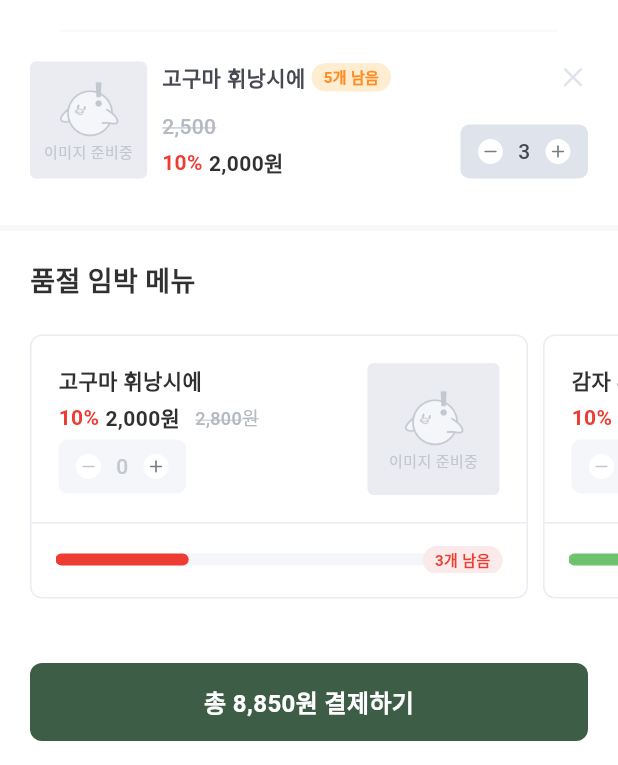
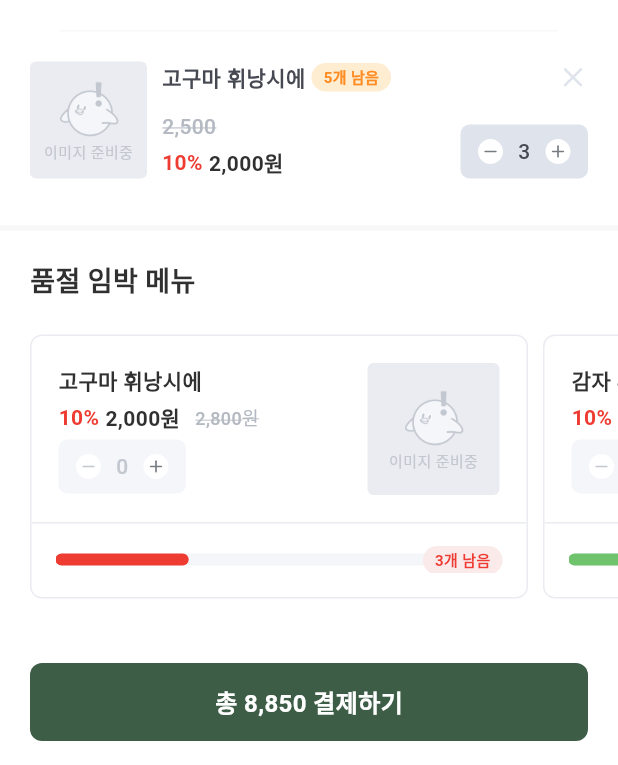
Before and after one commit to money-poly/kwangsang, a Flutter app: the PurchaseCheckView screen opened directly, on a phone screen of 412 x 824 dp, the part 471-1236 px from its top. Run offline on Flutter 3.47's test engine with Material 3 defaults, Android fonts, the phone set to English and light mode, and no system bars; our stand-ins replace carousel_slider, convert, equatable, flutter_dotenv, flutter_native_splash, flutter_svg and 6 more; missing offline and left inert: amplitude_flutter, cp949_codec, flutter_inappwebview; accounts and stored records are empty; Roboto replaces fonts that are missing (Pretendard); statements that could not run were skipped.

Commit message:
refector(extension): NumberFormat 리펙토링
기존 하드코딩된 NumberFormat 및 commaNumberFormatter 를 PriceParse extension으로 마이그레이션 하였습니다.
앞으로 int를 ,로 파싱하고 싶다면 .price() 를 호출하면 됩니다.

```diff
--- a/lib/screens/home/recommend/recommend_view.dart
+++ b/lib/screens/home/recommend/recommend_view.dart
@@ -9,7 +9,7 @@ import 'package:immersion_kwangsang/screens/home/widgets/count_and_sort_title.da
 import 'package:immersion_kwangsang/screens/home/widgets/item_more_btn.dart';
 import 'package:immersion_kwangsang/styles/color.dart';
 import 'package:immersion_kwangsang/styles/txt.dart';
-import 'package:immersion_kwangsang/utils/number_formatter.dart';
+import 'package:immersion_kwangsang/utils/extensions.dart';
 import 'package:immersion_kwangsang/widgets/carousel_indicator.dart';
 import 'package:provider/provider.dart';
 
@@ -195,7 +195,7 @@ class RecommendView extends StatelessWidget {
                     children: [
                       Text("오늘 사용할 식비는", style: KwangStyle.body1M),
                       Text(
-                        commaNumberFormatter(5000),
+                        5000.price(),
                         style: KwangStyle.header0,
                       ),
                       const SizedBox(height: 12),
@@ -244,7 +244,7 @@ class RecommendView extends StatelessWidget {
                       Padding(
                         padding: const EdgeInsets.symmetric(vertical: 8),
                         child: CountAndSortTitle(
-                            title: "${commaNumberFormatter(5000)} 이하 상품이에요",
+                            title: "${5000.price()} 이하 상품이에요",
                             count: 9,
                             sort: "거리순",
                             onTap: () {}),
--- a/lib/screens/home/widgets/item_discount_widget.dart
+++ b/lib/screens/home/widgets/item_discount_widget.dart
@@ -2,7 +2,7 @@ import 'package:flutter/material.dart';
 import 'package:immersion_kwangsang/models/menu/menu_model.dart';
 import 'package:immersion_kwangsang/styles/color.dart';
 import 'package:immersion_kwangsang/styles/txt.dart';
-import 'package:immersion_kwangsang/utils/number_formatter.dart';
+import 'package:immersion_kwangsang/utils/extensions.dart';
 import 'package:immersion_kwangsang/utils/txt_size.dart';
 
 class ItemDiscountWidget extends StatelessWidget {
@@ -69,7 +69,7 @@ class ItemDiscountWidget extends StatelessWidget {
               crossAxisAlignment: CrossAxisAlignment.center,
               children: [
                 Text(
-                  commaNumberFormatter(menu.regularPrice ?? 0),
+                  menu.regularPrice.price(),
                   style: KwangStyle.body2M.copyWith(
                     color: KwangColor.grey600,
                     decoration: TextDecoration.lineThrough,
--- a/lib/screens/menu/menu_bottom_sheet.dart
+++ b/lib/screens/menu/menu_bottom_sheet.dart
@@ -5,8 +5,8 @@ import 'package:immersion_kwangsang/screens/menu/menu_bottom_sheet_view_model.da
 import 'package:immersion_kwangsang/screens/menu/widgets/menu_bottom_sheet_card.dart';
 import 'package:immersion_kwangsang/styles/color.dart';
 import 'package:immersion_kwangsang/styles/txt.dart';
+import 'package:immersion_kwangsang/utils/extensions.dart';
 import 'package:immersion_kwangsang/widgets/count_widget.dart';
-import 'package:intl/intl.dart';
 import 'package:provider/provider.dart';
 import 'dart:math' as math;
 
@@ -104,7 +104,7 @@ class MenuBottomSheet extends StatelessWidget {
                           ),
                           child: Center(
                             child: Text(
-                              '${NumberFormat('###,###,###,###').format(viewModel.totalCost())}원 주문하기',
+                              '${viewModel.totalCost().price()}원 주문하기',
                               style: KwangStyle.btn2B
                                   .copyWith(color: Colors.white),
                             ),
--- a/lib/screens/menu/menu_view.dart
+++ b/lib/screens/menu/menu_view.dart
@@ -10,11 +10,11 @@ import 'package:immersion_kwangsang/screens/menu/widgets/menu_info_col.dart';
 import 'package:immersion_kwangsang/services/amplitude.dart';
 import 'package:immersion_kwangsang/styles/color.dart';
 import 'package:immersion_kwangsang/styles/txt.dart';
+import 'package:immersion_kwangsang/utils/extensions.dart';
 import 'package:immersion_kwangsang/utils/origin_formatter.dart';
 import 'package:immersion_kwangsang/widgets/bullet_string.dart';
 import 'package:immersion_kwangsang/widgets/countable_menu_card.dart';
 import 'package:immersion_kwangsang/widgets/custom_network_image.dart';
-import 'package:intl/intl.dart';
 import 'package:provider/provider.dart';
 
 class MenuView extends StatelessWidget {
@@ -151,7 +151,7 @@ class MenuView extends StatelessWidget {
                                 crossAxisAlignment: CrossAxisAlignment.start,
                                 children: [
                                   Text(
-                                    "${NumberFormat('###,###,###,###').format(viewModel.menu!.regularPrice).replaceAll(' ', ',')}원",
+                                    "${viewModel.menu!.regularPrice.price()}원",
                                     style: KwangStyle.header1.copyWith(
                                       color: KwangColor.grey600,
                                       decoration: TextDecoration.lineThrough,
@@ -169,7 +169,7 @@ class MenuView extends StatelessWidget {
                                         ),
                                         const SizedBox(width: 8),
                                         Text(
-                                            "${NumberFormat('###,###,###,###').format(viewModel.menu!.discountPrice).replaceAll(' ', ',')}원",
+                                            "${viewModel.menu!.discountPrice.price()}원",
                                             style: KwangStyle.header0),
                                       ],
                                     ),
--- a/lib/screens/menu/widgets/menu_bottom_sheet_card.dart
+++ b/lib/screens/menu/widgets/menu_bottom_sheet_card.dart
@@ -3,9 +3,9 @@ import 'package:immersion_kwangsang/models/menu/menu_model.dart';
 import 'package:immersion_kwangsang/screens/menu/menu_bottom_sheet_view_model.dart';
 import 'package:immersion_kwangsang/styles/color.dart';
 import 'package:immersion_kwangsang/styles/txt.dart';
+import 'package:immersion_kwangsang/utils/extensions.dart';
 import 'package:immersion_kwangsang/widgets/count_tag_widget.dart';
 import 'package:immersion_kwangsang/widgets/count_widget.dart';
-import 'package:intl/intl.dart';
 import 'package:provider/provider.dart';
 
 class MenuBottomSheetCard extends StatelessWidget {
@@ -80,7 +80,7 @@ class MenuBottomSheetCard extends StatelessWidget {
                 crossAxisAlignment: CrossAxisAlignment.end,
                 children: [
                   Text(
-                    "${NumberFormat('###,###,###,###').format(menu.regularPrice).replaceAll(' ', ',')}원",
+                    "${menu.regularPrice.price()}원",
                     style: KwangStyle.body1.copyWith(
                       color: KwangColor.grey600,
                       decoration: TextDecoration.lineThrough,
@@ -89,7 +89,7 @@ class MenuBottomSheetCard extends StatelessWidget {
                   ),
                   const SizedBox(width: 7),
                   Text(
-                    "${NumberFormat('###,###,###,###').format(menu.discountPrice).replaceAll(' ', ',')}원",
+                    "${menu.discountPrice.price()}원",
                     style: KwangStyle.btn1B,
                   ),
                 ],
--- a/lib/screens/purchase/purchase_check_view.dart
+++ b/lib/screens/purchase/purchase_check_view.dart
@@ -7,7 +7,7 @@ import 'package:immersion_kwangsang/screens/purchase/widgets/purchase_check_dial
 import 'package:immersion_kwangsang/screens/purchase/widgets/soldout_menu_card.dart';
 import 'package:immersion_kwangsang/styles/color.dart';
 import 'package:immersion_kwangsang/styles/txt.dart';
-import 'package:immersion_kwangsang/utils/number_formatter.dart';
+import 'package:immersion_kwangsang/utils/extensions.dart';
 import 'package:immersion_kwangsang/widgets/countable_menu_card.dart';
 import 'package:immersion_kwangsang/widgets/custom_btn.dart';
 import 'package:provider/provider.dart';
@@ -105,7 +105,7 @@ class PurchaseCheckView extends StatelessWidget {
                         ),
                       ),
                       Text(
-                        commaNumberFormatter(10000),
+                        10000.price(),
                         style: KwangStyle.body1M.copyWith(
                           color: KwangColor.grey600,
                         ),
@@ -122,7 +122,7 @@ class PurchaseCheckView extends StatelessWidget {
                             .copyWith(color: KwangColor.grey600),
                       ),
                       Text(
-                        commaNumberFormatter(-1150),
+                        (-1150).price(),
                         style:
                             KwangStyle.body1M.copyWith(color: KwangColor.red),
                       ),
@@ -133,8 +133,10 @@ class PurchaseCheckView extends StatelessWidget {
                     mainAxisAlignment: MainAxisAlignment.spaceBetween,
                     children: [
                       Text("총 결제 금액", style: KwangStyle.header3),
-                      Text(commaNumberFormatter(8850),
-                          style: KwangStyle.header3),
+                      Text(
+                        8850.price(),
+                        style: KwangStyle.header3,
+                      ),
                     ],
                   ),
                 ],
@@ -245,7 +247,7 @@ class PurchaseCheckView extends StatelessWidget {
         color: KwangColor.grey100,
         padding: EdgeInsets.only(bottom: MediaQuery.of(context).padding.bottom),
         child: CustomBtn(
-            txt: "총 ${commaNumberFormatter(8850)} 결제하기", // [TODO] 실제 가격으로 변경
+            txt: "총 ${8850.price()} 결제하기", // [TODO] 실제 가격으로 변경
             bgColor: KwangColor.primary400,
             txtColor: KwangColor.grey100,
             unableBgColor: KwangColor.primary400,
@@ -253,7 +255,7 @@ class PurchaseCheckView extends StatelessWidget {
             onTap: () {
               showDialog(
                   context: context,
-                  builder: (context) => PurchaseCheckDialog());
+                  builder: (context) => const PurchaseCheckDialog());
             },
             isEnable: true,
             type: CustomBtnType.big),
--- a/lib/screens/purchase/widgets/soldout_menu_card.dart
+++ b/lib/screens/purchase/widgets/soldout_menu_card.dart
@@ -3,9 +3,9 @@ import 'package:immersion_kwangsang/models/menu/menu_model.dart';
 import 'package:immersion_kwangsang/screens/purchase/widgets/soldout_chart_widget.dart';
 import 'package:immersion_kwangsang/styles/color.dart';
 import 'package:immersion_kwangsang/styles/txt.dart';
+import 'package:immersion_kwangsang/utils/extensions.dart';
 import 'package:immersion_kwangsang/widgets/count_widget.dart';
 import 'package:immersion_kwangsang/widgets/custom_network_image.dart';
-import 'package:intl/intl.dart';
 
 class SoldoutMenuCard extends StatelessWidget {
   const SoldoutMenuCard({super.key, required this.menu});
@@ -48,11 +48,12 @@ class SoldoutMenuCard extends StatelessWidget {
                             ),
                             const SizedBox(width: 4),
                             Text(
-                                "${NumberFormat('###,###,###,###').format(menu.discountPrice).replaceAll(' ', ',')}원",
-                                style: KwangStyle.btn2B),
+                              "${menu.discountPrice.price()}원",
+                              style: KwangStyle.btn2B,
+                            ),
                             const SizedBox(width: 10),
                             Text(
-                              "${NumberFormat('###,###,###,###').format(menu.regularPrice ?? 2800).replaceAll(' ', ',')}원", // [TODO] 정가로 수정
+                              "${menu.regularPrice?.price() ?? 2800.price()}원", // [TODO] 정가로 수정
                               style: KwangStyle.body2M.copyWith(
                                 color: KwangColor.grey600,
                                 decoration: TextDecoration.lineThrough,
--- a/lib/utils/extensions.dart
+++ b/lib/utils/extensions.dart
@@ -1,7 +1,8 @@
 import 'package:intl/intl.dart';
 
-extension PriceParse on int {
+extension PriceParse on int? {
   String price() {
+    if (this == null) return '0';
     return NumberFormat('###,###,###').format(this);
   }
 }
--- a/lib/utils/number_formatter.dart
+++ b/lib/utils/number_formatter.dart
@@ -9,7 +9,3 @@ String kmNumberFormatter(int number) {
     return '${NumberFormat.compact().format(number / 1000000)}M';
   }
 }
-
-String commaNumberFormatter(int number) {
-  return "${NumberFormat('###,###,###,###').format(number).replaceAll(' ', ',')}원";
-}
--- a/lib/widgets/countable_menu_card.dart
+++ b/lib/widgets/countable_menu_card.dart
@@ -3,10 +3,10 @@ import 'package:flutter_svg/flutter_svg.dart';
 import 'package:immersion_kwangsang/models/menu/menu_model.dart';
 import 'package:immersion_kwangsang/styles/color.dart';
 import 'package:immersion_kwangsang/styles/txt.dart';
+import 'package:immersion_kwangsang/utils/extensions.dart';
 import 'package:immersion_kwangsang/widgets/count_tag_widget.dart';
 import 'package:immersion_kwangsang/widgets/count_widget.dart';
 import 'package:immersion_kwangsang/widgets/custom_network_image.dart';
-import 'package:intl/intl.dart';
 
 enum CMenuCardType { small, large, removable }
 
@@ -89,9 +89,7 @@ class CountableMenuCard extends StatelessWidget {
                     ),
                     const SizedBox(height: 8),
                     Text(
-                      NumberFormat('###,###,###,###')
-                          .format(2500) // [TODO] 정가로 값 변경)
-                          .replaceAll(' ', ','),
+                      2500.price(),
                       style: KwangStyle.body1M.copyWith(
                         color: KwangColor.grey600,
                         decoration: TextDecoration.lineThrough,
@@ -108,7 +106,7 @@ class CountableMenuCard extends StatelessWidget {
                         ),
                         const SizedBox(width: 4),
                         Text(
-                          "${NumberFormat('###,###,###,###').format(menu.discountPrice).replaceAll(' ', ',')}원",
+                          "${menu.discountPrice.price()}원",
                           style: KwangStyle.btn2B,
                         ),
                       ],
@@ -187,9 +185,7 @@ class CountableMenuCard extends StatelessWidget {
                       crossAxisAlignment: CrossAxisAlignment.start,
                       children: [
                         Text(
-                          NumberFormat('###,###,###,###')
-                              .format(2500) // [TODO] 정가로 값 변경)
-                              .replaceAll(' ', ','),
+                          2500.price(),
                           style: KwangStyle.body1M.copyWith(
                             color: KwangColor.grey600,
                             decoration: TextDecoration.lineThrough,
@@ -206,7 +202,7 @@ class CountableMenuCard extends StatelessWidget {
                             ),
                             const SizedBox(width: 4),
                             Text(
-                              "${NumberFormat('###,###,###,###').format(menu.discountPrice).replaceAll(' ', ',')}원",
+                              "${menu.discountPrice.price()}원",
                               style: KwangStyle.btn2B,
                             ),
                           ],
@@ -325,9 +321,7 @@ class CountableMenuCard extends StatelessWidget {
                           crossAxisAlignment: CrossAxisAlignment.start,
                           children: [
                             Text(
-                              NumberFormat('###,###,###,###')
-                                  .format(2500) // [TODO] 정가로 값 변경)
-                                  .replaceAll(' ', ','),
+                              2500.price(),
                               style: KwangStyle.body1M.copyWith(
                                 color: KwangColor.grey600,
                                 decoration: TextDecoration.lineThrough,
@@ -344,7 +338,7 @@ class CountableMenuCard extends StatelessWidget {
                                 ),
                                 const SizedBox(width: 4),
                                 Text(
-                                  "${NumberFormat('###,###,###,###').format(menu.discountPrice).replaceAll(' ', ',')}원",
+                                  "${menu.discountPrice.price()}원",
                                   style: KwangStyle.btn2B,
                                 ),
                               ],
--- a/lib/widgets/menu_card.dart
+++ b/lib/widgets/menu_card.dart
@@ -3,11 +3,11 @@ import 'package:flutter_svg/flutter_svg.dart';
 import 'package:immersion_kwangsang/models/menu/menu_model.dart';
 import 'package:immersion_kwangsang/styles/color.dart';
 import 'package:immersion_kwangsang/styles/txt.dart';
+import 'package:immersion_kwangsang/utils/extensions.dart';
 import 'package:immersion_kwangsang/utils/number_formatter.dart';
 import 'package:immersion_kwangsang/widgets/custom_network_image.dart';
 import 'package:immersion_kwangsang/widgets/menu_status_widget.dart';
 // import 'package:immersion_kwangsang/widgets/tag_widget.dart';
-import 'package:intl/intl.dart';
 
 enum MenuCardType {
   vertical,
@@ -78,8 +78,9 @@ class MenuCard extends StatelessWidget {
                                     : KwangColor.red),
                           ),
                         Text(
-                            "${NumberFormat('###,###,###,###').format(menu.discountPrice).replaceAll(' ', ',')}원",
-                            style: KwangStyle.btn2B),
+                          "${menu.discountPrice.price()}원",
+                          style: KwangStyle.btn2B,
+                        ),
                       ],
                     )
                   ],
@@ -217,7 +218,7 @@ class MenuCard extends StatelessWidget {
                               KwangStyle.btn2B.copyWith(color: KwangColor.red),
                         ),
                       Text(
-                        "${NumberFormat('###,###,###,###').format(menu.discountPrice).replaceAll(' ', ',')}원",
+                        "${menu.discountPrice.price()}원",
                         style: KwangStyle.btn2B,
                       ),
                     ],
--- a/lib/widgets/store_card.dart
+++ b/lib/widgets/store_card.dart
@@ -2,8 +2,8 @@ import 'package:flutter/material.dart';
 import 'package:immersion_kwangsang/models/store/store_home_model.dart';
 import 'package:immersion_kwangsang/styles/color.dart';
 import 'package:immersion_kwangsang/styles/txt.dart';
+import 'package:immersion_kwangsang/utils/extensions.dart';
 import 'package:immersion_kwangsang/widgets/store_img_card.dart';
-import 'package:intl/intl.dart';
 
 class StoreCard extends StatelessWidget {
   const StoreCard({super.key, required this.store});
@@ -68,8 +68,7 @@ class StoreCard extends StatelessWidget {
                     style: KwangStyle.btn1B.copyWith(color: KwangColor.red),
                   ),
                   const SizedBox(width: 8),
-                  Text(
-                      "${NumberFormat('###,###,###,###').format(store.menu.discountPrice).replaceAll(' ', ',')}원",
+                  Text("${store.menu.discountPrice.price()}원",
                       style: KwangStyle.btn1B)
                 ],
               )
```
Also changed, not shown: lib/screens/home/widgets/item_card.dart (+13 -10 lines), lib/screens/purchase_info/widgets/purchase_info_detail.dart (+6 -20 lines).
